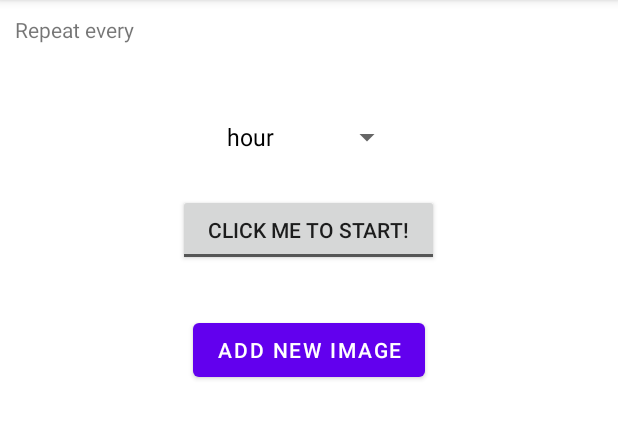
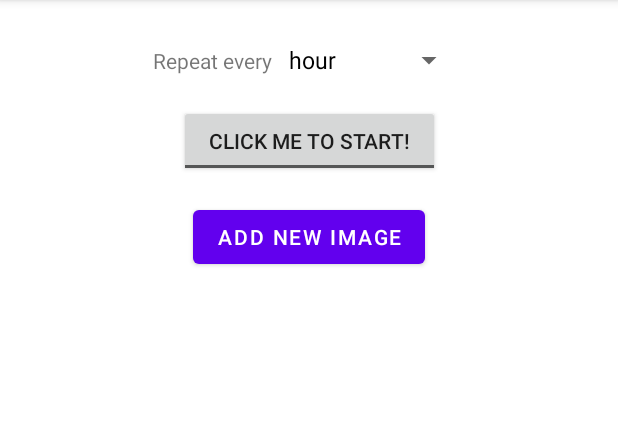
Before and after one commit to ramjal/Android-WallpaperApp, an Android app: the screen it shows after launch (MainActivity), on a phone screen of 412 x 824 dp, the part 84-523 px from its top. Run offline under Robolectric (Android 15) with nearby library versions, the phone set to English and light mode, and no system bars.

Commit message:
Updated spinner

```diff
--- a/app/src/main/res/layout/activity_main.xml
+++ b/app/src/main/res/layout/activity_main.xml
@@ -1,53 +1,78 @@
 <?xml version="1.0" encoding="utf-8"?>
-<LinearLayout xmlns:android="http://schemas.android.com/apk/res/android"
+<androidx.constraintlayout.widget.ConstraintLayout xmlns:android="http://schemas.android.com/apk/res/android"
     xmlns:app="http://schemas.android.com/apk/res-auto"
     xmlns:tools="http://schemas.android.com/tools"
     android:layout_width="match_parent"
     android:layout_height="match_parent"
     android:orientation="vertical"
-    tools:context=".MainActivity"
-    android:padding="10dp">
+    android:padding="10dp"
+    tools:context=".MainActivity">
+
+    <androidx.constraintlayout.widget.Guideline
+        android:id="@+id/guideline"
+        android:layout_width="wrap_content"
+        android:layout_height="wrap_content"
+        android:orientation="vertical"
+        app:layout_constraintGuide_begin="175dp" />
 
     <TextView
+        android:id="@+id/textView"
         android:layout_width="wrap_content"
         android:layout_height="wrap_content"
-        android:text="Repeat every "/>
+        android:text="Repeat every "
+        app:layout_constraintBottom_toTopOf="@+id/guideline2"
+        app:layout_constraintEnd_toStartOf="@+id/guideline"
+        app:layout_constraintTop_toTopOf="parent" />
 
     <Spinner
+        android:id="@+id/spnInerval"
+        android:layout_width="wrap_content"
         android:layout_height="wrap_content"
+        android:paddingHorizontal="0dp"
+        android:paddingVertical="6dp"
+        app:layout_constraintBottom_toTopOf="@+id/guideline2"
+        app:layout_constraintStart_toStartOf="@+id/guideline"
+        app:layout_constraintTop_toTopOf="parent" />
+
+    <androidx.constraintlayout.widget.Guideline
+        android:id="@+id/guideline2"
         android:layout_width="wrap_content"
-        android:id="@+id/spnInerval"
-        android:layout_gravity="center"
-        android:layout_marginTop="32dp"
-        android:paddingVertical="6dp"
-        android:paddingHorizontal="0dp" />
+        android:layout_height="wrap_content"
+        android:orientation="horizontal"
+        app:layout_constraintGuide_begin="60dp" />
 
     <ToggleButton
         android:id="@+id/btnStartStop"
         android:layout_width="wrap_content"
         android:layout_height="wrap_content"
+        android:layout_gravity="center"
         android:paddingHorizontal="20dp"
-        android:layout_gravity="center"
-        android:layout_marginTop="8dp"
         android:textOff="Click me to Start!"
-        android:textOn="Click me to Stop!" />
+        android:textOn="Click me to Stop!"
+        app:layout_constraintEnd_toEndOf="parent"
+        app:layout_constraintStart_toStartOf="parent"
+        app:layout_constraintTop_toTopOf="@+id/guideline2" />
 
     <Button
         android:id="@+id/btnAddImage"
         android:layout_width="wrap_content"
         android:layout_height="wrap_content"
         android:layout_gravity="center"
-        android:layout_marginTop="32dp"
+        android:layout_marginTop="16dp"
         android:onClick="btnAddImageClicked"
-        android:text="Add New Image" />
+        android:text="Add New Image"
+        app:layout_constraintEnd_toEndOf="parent"
+        app:layout_constraintStart_toStartOf="parent"
+        app:layout_constraintTop_toBottomOf="@+id/btnStartStop" />
 
     <androidx.recyclerview.widget.RecyclerView
+        android:id="@+id/recviewImageList"
         android:layout_width="wrap_content"
-        android:layout_height="match_parent"
-        android:layout_gravity="center"
-        android:layout_marginTop="32dp"
-        android:id="@+id/recviewImageList" />
+        android:layout_height="wrap_content"
+        android:layout_marginTop="24dp"
+        app:layout_constraintEnd_toEndOf="parent"
+        app:layout_constraintStart_toStartOf="parent"
+        app:layout_constraintTop_toBottomOf="@+id/btnAddImage" />
 
 
-
-</LinearLayout>
+</androidx.constraintlayout.widget.ConstraintLayout>
```
